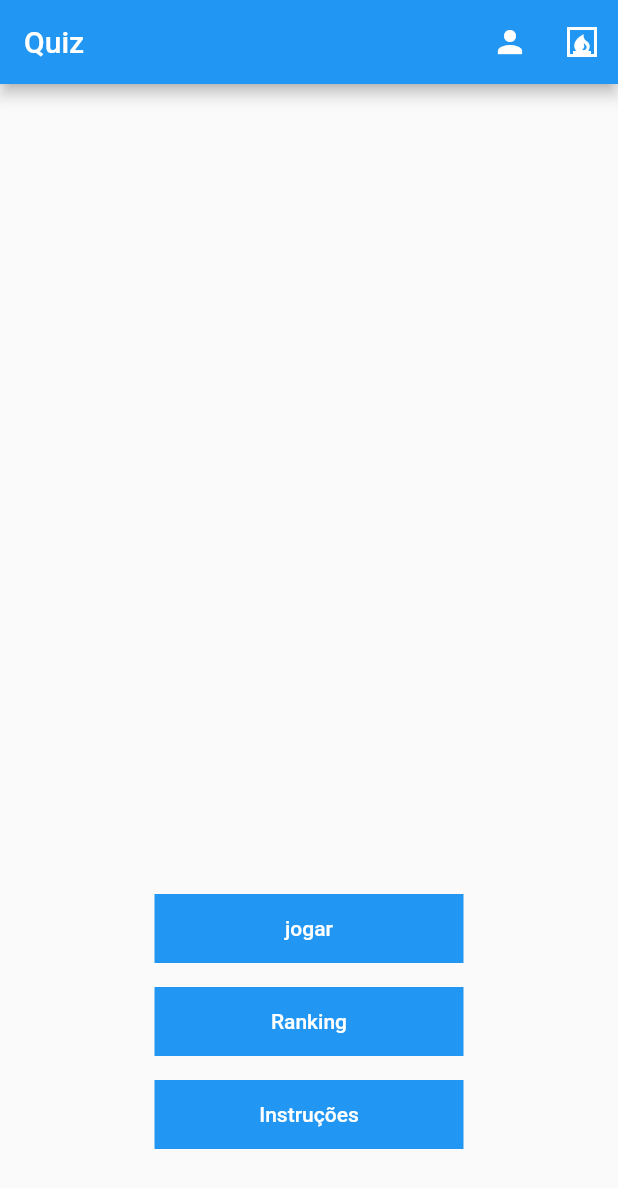
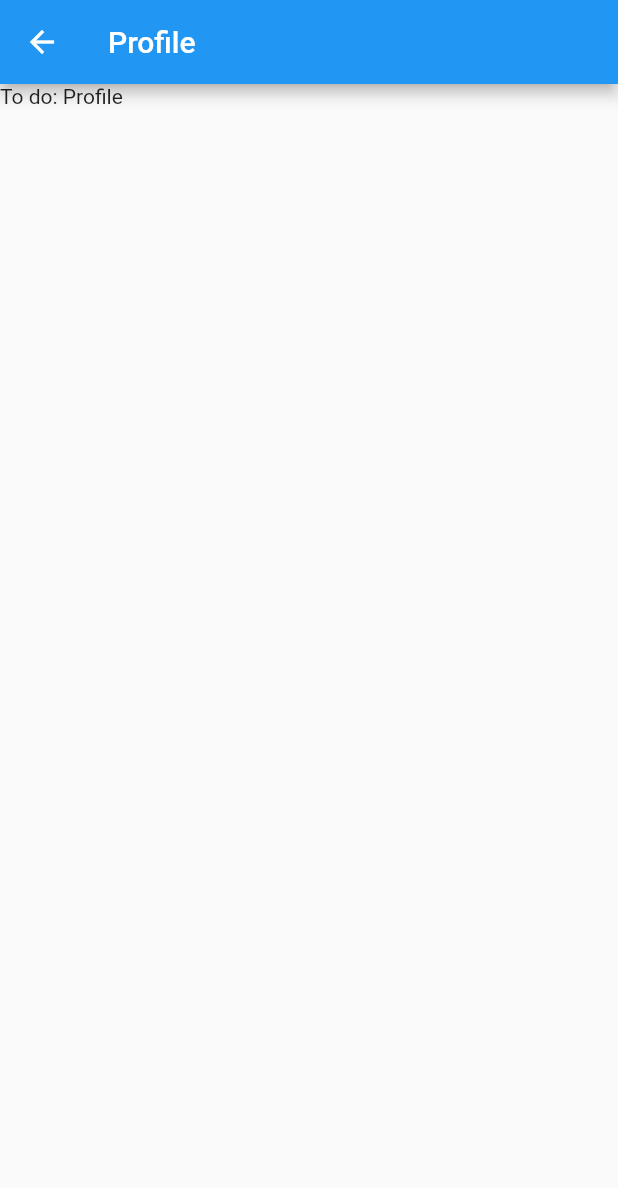
Before and after one commit to LeSales/app_perguntas, a Flutter app: the HomePage screen opened directly, after a tap on the "person" icon, on a phone screen of 412 x 824 dp. Shown: the top 1188 px of the screen. Run offline on Flutter 3.47's test engine with Material 2 defaults, Android fonts, the phone set to English and light mode, and no system bars; our stand-ins replace introduction_screen, lottie.

Commit message:
add ranking and profile pages

```diff
--- a/lib/screens/home/home_screen.dart
+++ b/lib/screens/home/home_screen.dart
@@ -1,5 +1,6 @@
 import 'package:flutter/material.dart';
 import 'package:projeto_perguntas/screens/instruction/instruction_page.dart';
+import 'package:projeto_perguntas/screens/profile/profile.dart';
 import 'package:projeto_perguntas/screens/ranking/ranking_page.dart';
 
 import '../question/question_page.dart';
@@ -16,11 +17,25 @@ class HomePage extends StatelessWidget {
           actions: [
             IconButton(
               icon: Icon(Icons.person),
-              onPressed: () {},
+              onPressed: () {
+                Navigator.push(
+                  context,
+                  MaterialPageRoute(
+                    builder: (_) => Profile(),
+                  ),
+                );
+              },
             ),
             IconButton(
               icon: Icon(Icons.fireplace_sharp),
-              onPressed: () {},
+              onPressed: () {
+                Navigator.push(
+                  context,
+                  MaterialPageRoute(
+                    builder: (_) => RankingPage(),
+                  ),
+                );
+              },
             ),
           ]),
       body: Center(
--- /dev/null
+++ b/lib/screens/profile/profile.dart
@@ -0,0 +1,15 @@
+import 'package:flutter/material.dart';
+
+class Profile extends StatelessWidget {
+  const Profile({Key? key}) : super(key: key);
+
+  @override
+  Widget build(BuildContext context) {
+    return Scaffold(
+      appBar: AppBar(
+        title: const Text("Profile"),
+      ),
+      body: const Text("To do: Profile"),
+    );
+  }
+}
```
